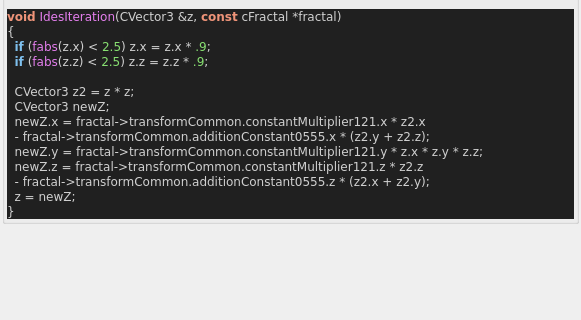
First picture: the form in mandelbulber2/qt_data/fractal_ides.ui, repository buddhi1980/mandelbulber2, before the edit; both pictures show x 0 to 581 and y 237 to 557 of the 581 by 773 pixel window.
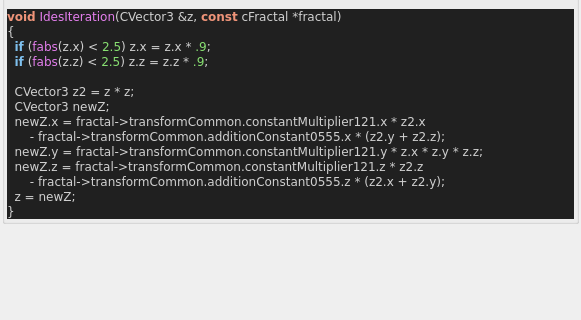
Second picture: the form after the edit. Custom widgets are drawn as their Qt base class.

Commit message:
added all transforms information boxes
now all formulas can be parsed.

@buddhi do you got a reference for Xenodreambuie formula?

```diff
--- a/mandelbulber2/qt_data/fractal_ides.ui
+++ b/mandelbulber2/qt_data/fractal_ides.ui
@@ -448,10 +448,10 @@
   CVector3 z2 &lt;span style=&quot;color:#d0d0d0&quot;&gt;=&lt;/span&gt; z &lt;span style=&quot;color:#d0d0d0&quot;&gt;*&lt;/span&gt; z&lt;span style=&quot;color:#d0d0d0&quot;&gt;;&lt;/span&gt;
   CVector3 newZ&lt;span style=&quot;color:#d0d0d0&quot;&gt;;&lt;/span&gt;
   newZ&lt;span style=&quot;color:#d0d0d0&quot;&gt;.&lt;/span&gt;x &lt;span style=&quot;color:#d0d0d0&quot;&gt;=&lt;/span&gt; fractal&lt;span style=&quot;color:#d0d0d0&quot;&gt;-&amp;gt;&lt;/span&gt;transformCommon&lt;span style=&quot;color:#d0d0d0&quot;&gt;.&lt;/span&gt;constantMultiplier121&lt;span style=&quot;color:#d0d0d0&quot;&gt;.&lt;/span&gt;x &lt;span style=&quot;color:#d0d0d0&quot;&gt;*&lt;/span&gt; z2&lt;span style=&quot;color:#d0d0d0&quot;&gt;.&lt;/span&gt;x
-  &lt;span style=&quot;color:#d0d0d0&quot;&gt;-&lt;/span&gt; fractal&lt;span style=&quot;color:#d0d0d0&quot;&gt;-&amp;gt;&lt;/span&gt;transformCommon&lt;span style=&quot;color:#d0d0d0&quot;&gt;.&lt;/span&gt;additionConstant0555&lt;span style=&quot;color:#d0d0d0&quot;&gt;.&lt;/span&gt;x &lt;span style=&quot;color:#d0d0d0&quot;&gt;* (&lt;/span&gt;z2&lt;span style=&quot;color:#d0d0d0&quot;&gt;.&lt;/span&gt;y &lt;span style=&quot;color:#d0d0d0&quot;&gt;+&lt;/span&gt; z2&lt;span style=&quot;color:#d0d0d0&quot;&gt;.&lt;/span&gt;z&lt;span style=&quot;color:#d0d0d0&quot;&gt;);&lt;/span&gt;
+      &lt;span style=&quot;color:#d0d0d0&quot;&gt;-&lt;/span&gt; fractal&lt;span style=&quot;color:#d0d0d0&quot;&gt;-&amp;gt;&lt;/span&gt;transformCommon&lt;span style=&quot;color:#d0d0d0&quot;&gt;.&lt;/span&gt;additionConstant0555&lt;span style=&quot;color:#d0d0d0&quot;&gt;.&lt;/span&gt;x &lt;span style=&quot;color:#d0d0d0&quot;&gt;* (&lt;/span&gt;z2&lt;span style=&quot;color:#d0d0d0&quot;&gt;.&lt;/span&gt;y &lt;span style=&quot;color:#d0d0d0&quot;&gt;+&lt;/span&gt; z2&lt;span style=&quot;color:#d0d0d0&quot;&gt;.&lt;/span&gt;z&lt;span style=&quot;color:#d0d0d0&quot;&gt;);&lt;/span&gt;
   newZ&lt;span style=&quot;color:#d0d0d0&quot;&gt;.&lt;/span&gt;y &lt;span style=&quot;color:#d0d0d0&quot;&gt;=&lt;/span&gt; fractal&lt;span style=&quot;color:#d0d0d0&quot;&gt;-&amp;gt;&lt;/span&gt;transformCommon&lt;span style=&quot;color:#d0d0d0&quot;&gt;.&lt;/span&gt;constantMultiplier121&lt;span style=&quot;color:#d0d0d0&quot;&gt;.&lt;/span&gt;y &lt;span style=&quot;color:#d0d0d0&quot;&gt;*&lt;/span&gt; z&lt;span style=&quot;color:#d0d0d0&quot;&gt;.&lt;/span&gt;x &lt;span style=&quot;color:#d0d0d0&quot;&gt;*&lt;/span&gt; z&lt;span style=&quot;color:#d0d0d0&quot;&gt;.&lt;/span&gt;y &lt;span style=&quot;color:#d0d0d0&quot;&gt;*&lt;/span&gt; z&lt;span style=&quot;color:#d0d0d0&quot;&gt;.&lt;/span&gt;z&lt;span style=&quot;color:#d0d0d0&quot;&gt;;&lt;/span&gt;
   newZ&lt;span style=&quot;color:#d0d0d0&quot;&gt;.&lt;/span&gt;z &lt;span style=&quot;color:#d0d0d0&quot;&gt;=&lt;/span&gt; fractal&lt;span style=&quot;color:#d0d0d0&quot;&gt;-&amp;gt;&lt;/span&gt;transformCommon&lt;span style=&quot;color:#d0d0d0&quot;&gt;.&lt;/span&gt;constantMultiplier121&lt;span style=&quot;color:#d0d0d0&quot;&gt;.&lt;/span&gt;z &lt;span style=&quot;color:#d0d0d0&quot;&gt;*&lt;/span&gt; z2&lt;span style=&quot;color:#d0d0d0&quot;&gt;.&lt;/span&gt;z
-  &lt;span style=&quot;color:#d0d0d0&quot;&gt;-&lt;/span&gt; fractal&lt;span style=&quot;color:#d0d0d0&quot;&gt;-&amp;gt;&lt;/span&gt;transformCommon&lt;span style=&quot;color:#d0d0d0&quot;&gt;.&lt;/span&gt;additionConstant0555&lt;span style=&quot;color:#d0d0d0&quot;&gt;.&lt;/span&gt;z &lt;span style=&quot;color:#d0d0d0&quot;&gt;* (&lt;/span&gt;z2&lt;span style=&quot;color:#d0d0d0&quot;&gt;.&lt;/span&gt;x &lt;span style=&quot;color:#d0d0d0&quot;&gt;+&lt;/span&gt; z2&lt;span style=&quot;color:#d0d0d0&quot;&gt;.&lt;/span&gt;y&lt;span style=&quot;color:#d0d0d0&quot;&gt;);&lt;/span&gt;
+      &lt;span style=&quot;color:#d0d0d0&quot;&gt;-&lt;/span&gt; fractal&lt;span style=&quot;color:#d0d0d0&quot;&gt;-&amp;gt;&lt;/span&gt;transformCommon&lt;span style=&quot;color:#d0d0d0&quot;&gt;.&lt;/span&gt;additionConstant0555&lt;span style=&quot;color:#d0d0d0&quot;&gt;.&lt;/span&gt;z &lt;span style=&quot;color:#d0d0d0&quot;&gt;* (&lt;/span&gt;z2&lt;span style=&quot;color:#d0d0d0&quot;&gt;.&lt;/span&gt;x &lt;span style=&quot;color:#d0d0d0&quot;&gt;+&lt;/span&gt; z2&lt;span style=&quot;color:#d0d0d0&quot;&gt;.&lt;/span&gt;y&lt;span style=&quot;color:#d0d0d0&quot;&gt;);&lt;/span&gt;
   z &lt;span style=&quot;color:#d0d0d0&quot;&gt;=&lt;/span&gt; newZ&lt;span style=&quot;color:#d0d0d0&quot;&gt;;&lt;/span&gt;
 &lt;span style=&quot;color:#d0d0d0&quot;&gt;}&lt;/span&gt;
 &lt;/pre&gt;
```
The commit also changes 75 other files.
